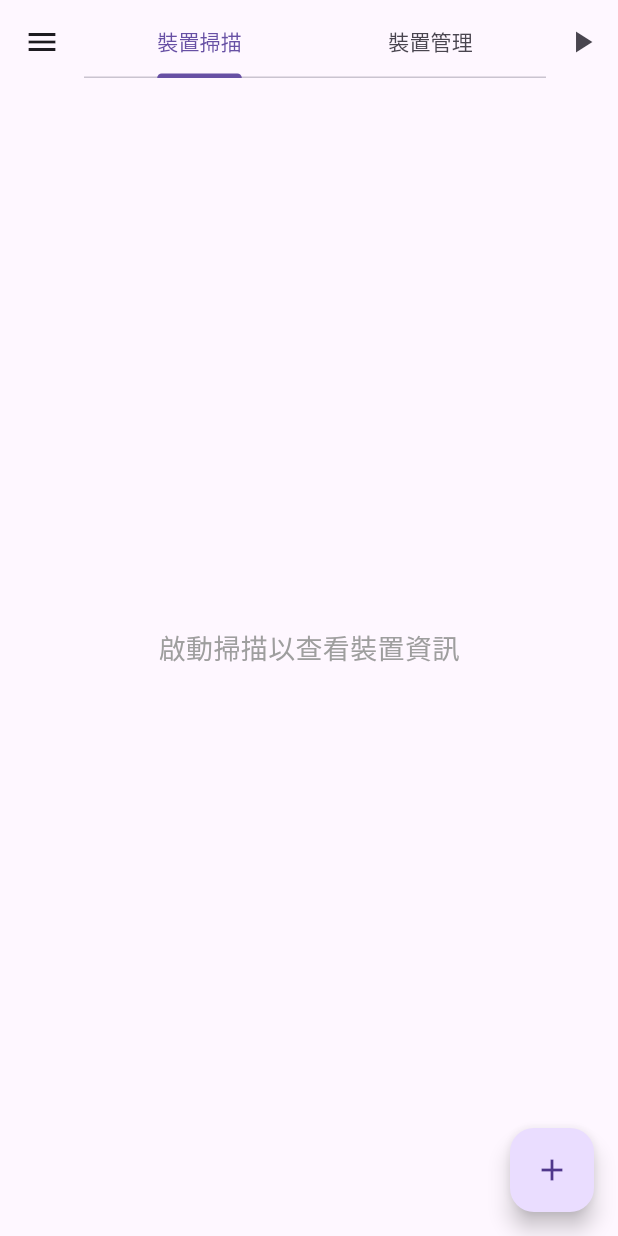
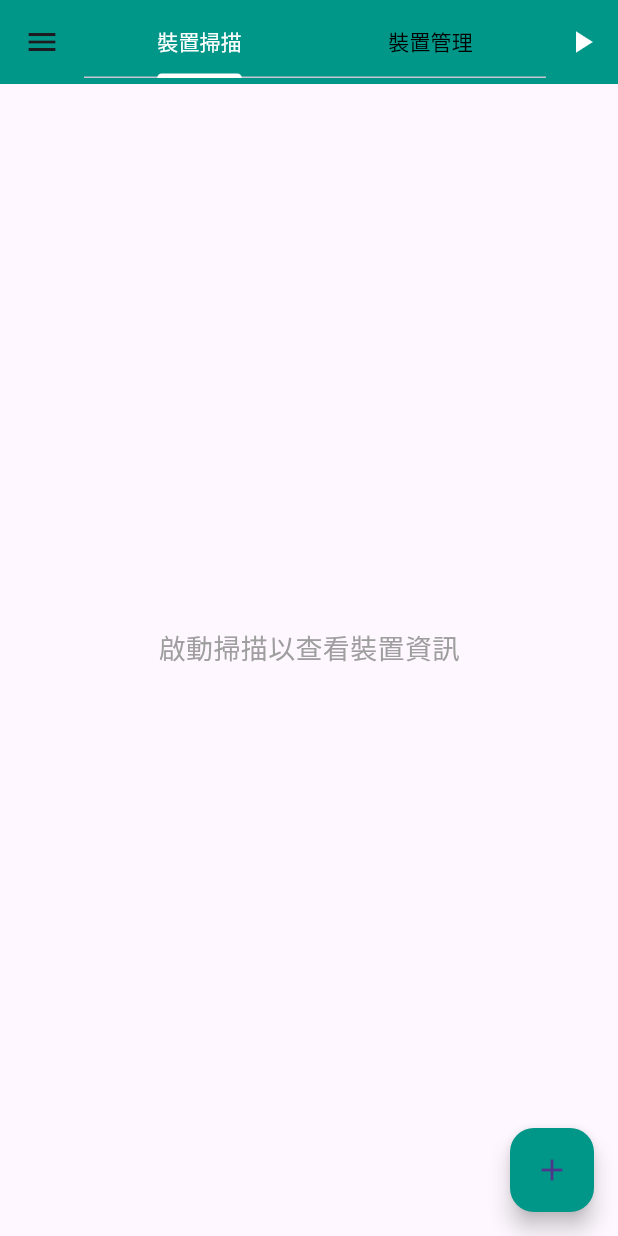
Before and after one commit to Pen9uin6/Ibeacon-flutter, a Flutter app: the screen it shows after launch, on a phone screen of 412 x 824 dp. Run offline on Flutter 3.47's test engine with Material 3 defaults, Android fonts, the phone set to English and light mode, and no system bars; our stand-ins replace audioplayers, flutter_local_notifications, get, permission_handler, sqflite, sqflite_common_ffi; missing offline and left inert: flutter_background, flutter_beacon; accounts and stored records are empty.

Commit message:
頁面優化
顏色叫teal

```diff
--- a/lib/pages/home.dart
+++ b/lib/pages/home.dart
@@ -154,6 +154,9 @@ class _MainPageState extends State<HomePage>
           titleSpacing: 0.0,
           title: const TabBar(
             labelPadding: EdgeInsets.zero,
+            labelColor: Colors.white,
+            unselectedLabelColor: Colors.black,
+            indicatorColor: Colors.white,
             tabs: <Widget>[
               Tab(text: "裝置掃描"),
               Tab(text: "裝置管理"),
@@ -162,12 +165,15 @@ class _MainPageState extends State<HomePage>
           actions: <Widget>[
             IconButton(
               icon: Icon(
-                  _isScanning ? Icons.stop : Icons.play_arrow), // 啟用後台掃描的按鈕
+                _isScanning ? Icons.stop : Icons.play_arrow,
+                color: Colors.white,
+              ),
               onPressed: () {
                 _isScanning ? _stopBeaconScanning() : _startBeaconScanning();
               },
             )
           ],
+          backgroundColor: Colors.teal,
         ),
         body: TabBarView(
           children: <Widget>[
@@ -183,65 +189,27 @@ class _MainPageState extends State<HomePage>
           ],
         ),
         drawer: Drawer(
-          //  child: ListView(
-          //   padding: EdgeInsets.zero,
-
-          //   children: <Widget>[
-          //     const DrawerHeader(
-          //       decoration: BoxDecoration(
-          //         color: Colors.blueGrey,
-          //       ),
-          //       child: Text("User Name"),
-          //   ]
           child: Column(
             verticalDirection: VerticalDirection.down,
             children: <Widget>[
+              UserAccountsDrawerHeader(
+                accountName: const Text("謝昕燁",
+                    style: TextStyle(fontSize: 20, fontWeight: FontWeight.bold)),
+                accountEmail: null,
+                currentAccountPicture: CircleAvatar(
+                  backgroundColor: Colors.white,
+                  child: Text(
+                    "謝",
+                    style: TextStyle(
+                        fontSize: 40, fontWeight: FontWeight.bold, color: Colors.teal),
+                  ),
+                ),
+                decoration: BoxDecoration(
+                  color: Colors.teal,
+                ),
+              ),
               ListTile(
-                title: const Text("謝昕燁"),
-                tileColor: Colors.blueGrey,
-                titleTextStyle: TextStyle(
-                  color: Colors.white,
-                  fontSize: 20.0,
-                ),
-                subtitleTextStyle: TextStyle(
-                  color: const Color.fromARGB(255, 228, 217, 217),
-                  fontSize: 16.0,
-                ),
-                minTileHeight: 60.0,
-                contentPadding:
-                    EdgeInsets.symmetric(vertical: 20.0, horizontal: 16.0),
-                titleAlignment: ListTileTitleAlignment.center,
-              ),
-              // const DrawerHeader(
-              //   decoration: BoxDecoration(
-              //     color: Colors.blueGrey,
-              //   ),
-              //   child: Text("User Name"),
-              // ),
-              // UserAccountsDrawerHeader(
-              //   accountName: const Text("User Name"),
-              //   accountEmail: null,
-              //   currentAccountPicture: null,
-              //   // currentAccountPicture: CircleAvatar(
-              //   //   backgroundColor: Colors.white,
-              //   //   child: Text(
-              //   //     "U",
-              //   //     style: TextStyle(fontSize: 40.0),
-              //   //   ),
-              //   // ),
-              //   margin: const EdgeInsets.only(bottom: 0.0),
-              //   decoration: BoxDecoration(
-              //     color: Colors.blueGrey,
-              //   ),
-              // ),
-              // ListTile(
-              //   title: const Text("Sign out"),
-              //   onTap: () {
-              //     Navigator.pushNamedAndRemoveUntil(
-              //         context, "/", (route) => false);
-              //   },
-              // ),
-              ListTile(
+                leading: Icon(Icons.notifications, color: Colors.teal),
                 title: const Text("日常提醒"),
                 onTap: () {
                   Navigator.push(
@@ -251,6 +219,7 @@ class _MainPageState extends State<HomePage>
                 },
               ),
               ListTile(
+                leading: Icon(Icons.group, color: Colors.teal),
                 title: const Text("我的群組"),
                 onTap: () {
                   Navigator.push(
@@ -259,10 +228,11 @@ class _MainPageState extends State<HomePage>
                   );
                 },
               ),
-              const Spacer(),
-              const Divider(),
+              Spacer(),
+              Divider(),
               ListTile(
-                title: const Text("回到主畫面"),
+                leading: Icon(Icons.exit_to_app, color: Colors.red),
+                title: const Text("登出"),
                 onTap: () {
                   Navigator.pushNamedAndRemoveUntil(
                       context, "/", (route) => false);
@@ -274,8 +244,8 @@ class _MainPageState extends State<HomePage>
         floatingActionButton: FloatingActionButton(
           onPressed: onAdd,
           child: const Icon(Icons.add),
+          backgroundColor: Colors.teal,
         ),
-        floatingActionButtonLocation: FloatingActionButtonLocation.endFloat,
       ),
     );
   }
@@ -393,7 +363,7 @@ class _ScanPageState extends State<ScanPage> {
                       : Icons.help_outline,
                   color: title == 'Beacons - 遺失物品' ? Colors.red : color,
                 ),
-                title: Text(dbBeacon?.item ?? 'Unknown'),
+                title: Text(dbBeacon?.item ?? 'Unknown', style:const TextStyle(fontWeight: FontWeight.bold),),
                 subtitle: title == 'Beacons - 遺失物品'
                     ? null // 移除遺失物品區域的距離顯示
                     : Text(
@@ -555,28 +525,32 @@ class _ManagePageState extends State<ManagePage> with WidgetsBindingObserver {
   Widget build(BuildContext context) {
     return Scaffold(
       body: Padding(
-        padding: const EdgeInsets.all(8.0),
+        padding: const EdgeInsets.all(16.0),
         child: Column(
           crossAxisAlignment: CrossAxisAlignment.start,
           children: [
-            const Text(
-              '管理已註冊的Beacon',
+            Text(
+              "已註冊的 Beacon",
               style: TextStyle(fontSize: 24, fontWeight: FontWeight.bold),
             ),
-            const SizedBox(height: 8.0),
+            SizedBox(height: 16.0),
             Expanded(
               child: ListView.builder(
                 itemCount: _BeaconsList.length,
                 itemBuilder: (context, index) {
                   final beacon = _BeaconsList[index];
                   return Card(
-                    margin: const EdgeInsets.symmetric(vertical: 4.0),
+                    elevation: 3,
+                    margin: const EdgeInsets.symmetric(vertical: 8.0),
                     child: ListTile(
                       leading: Icon(
-                        beacon.door == 1 ? Icons.door_front_door : Icons.local_offer,
+                        beacon.door == 1
+                            ? Icons.door_front_door
+                            : Icons.local_offer,
                         color: beacon.door == 1 ? Colors.blue : Colors.green,
                       ),
-                      title: Text(beacon.item),
+                      title: Text(beacon.item,
+                          style: TextStyle(fontWeight: FontWeight.bold)),
                       subtitle: Text('UUID: ${beacon.uuid}'),
                       trailing: PopupMenuButton<ExtraAction>(
                         onSelected: (action) =>
--- a/lib/pages/searching.dart
+++ b/lib/pages/searching.dart
@@ -83,8 +83,10 @@ class _SearchingPageState extends State<SearchingPage> {
     return Scaffold(
       appBar: AppBar(
         title: Text('搜尋 ${widget.itemName}'),
+        backgroundColor: Colors.teal,
       ),
       body: Center(
+
         child: Column(
           mainAxisAlignment: MainAxisAlignment.center,
           children: [
@@ -98,6 +100,7 @@ class _SearchingPageState extends State<SearchingPage> {
               statusText,
               style: TextStyle(
                 fontSize: 24,
+                fontWeight: FontWeight.bold,
                 color: hasSignal ? Colors.green : Colors.red,
               ),
               textAlign: TextAlign.center,
@@ -105,7 +108,7 @@ class _SearchingPageState extends State<SearchingPage> {
             const SizedBox(height: 10),
             Text(
               '物件名稱: ${widget.itemName}\nUUID: ${widget.beaconId}',
-              style: const TextStyle(fontSize: 18, color: Colors.grey),
+              style: const TextStyle(fontSize: 18, color: Colors.grey, fontWeight: FontWeight.bold),
               textAlign: TextAlign.center,
             ),
           ],
```
Also changed, not shown: lib/pages/edit_beacon.dart (+25 -10 lines).
